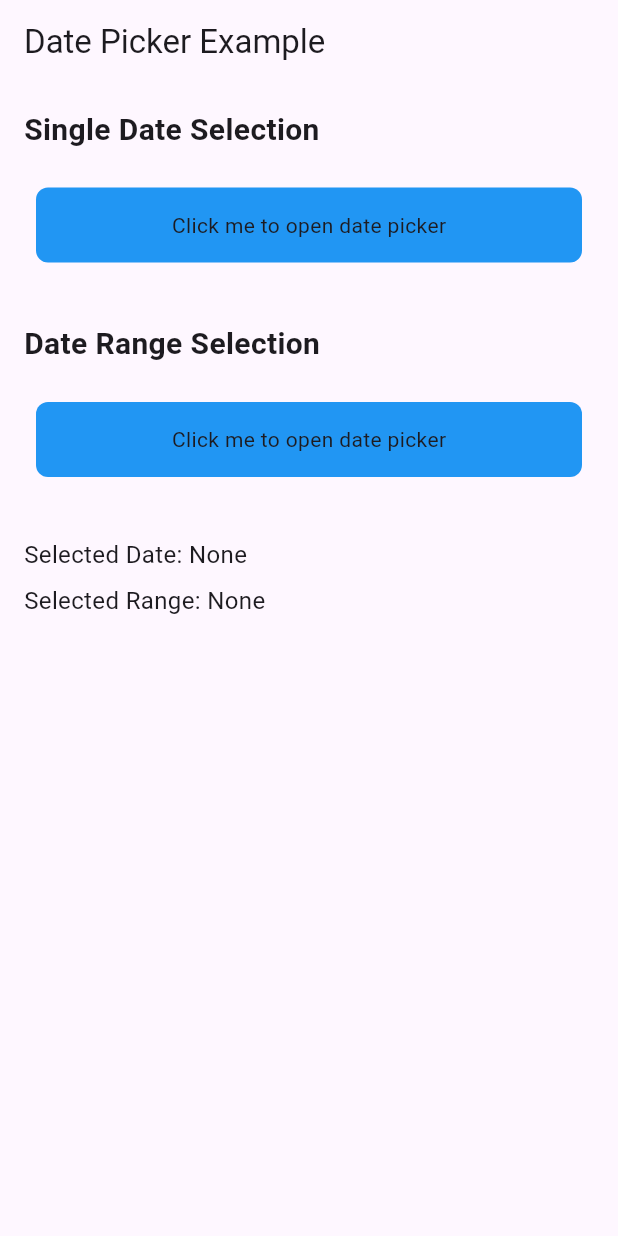
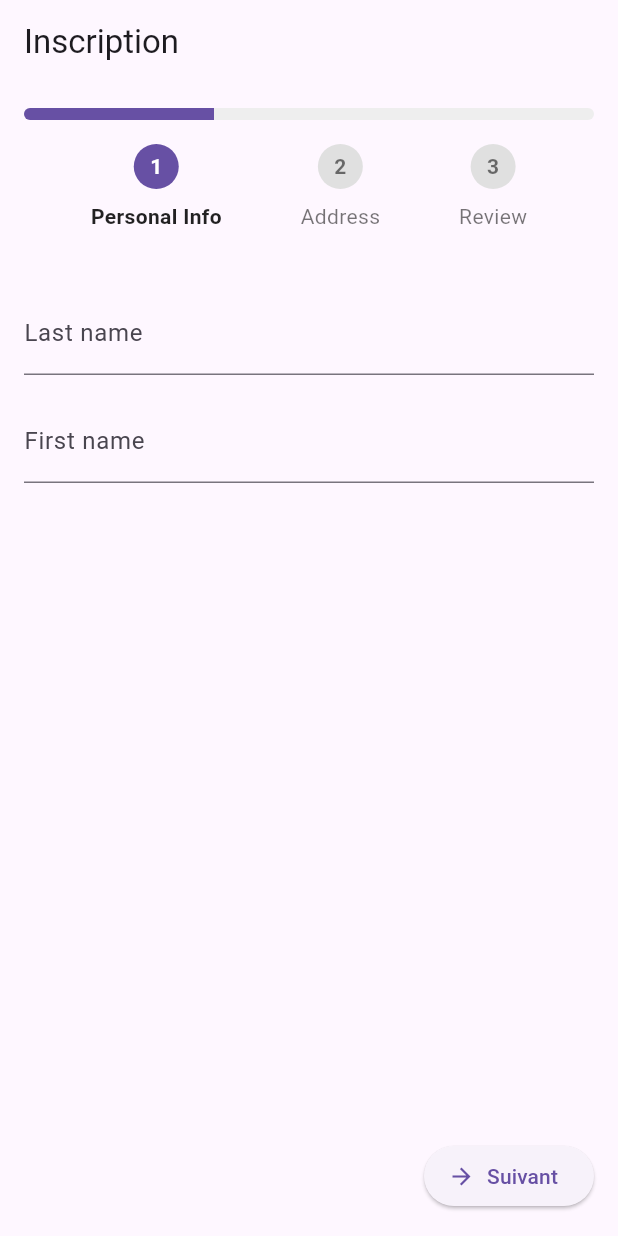
Before and after one commit to maeltoukap/flui_kit_package, a Flutter app: the screen it shows after launch, on a phone screen of 412 x 824 dp. Run offline on Flutter 3.47's test engine with Material 3 defaults, Android fonts, the phone set to English and light mode, and no system bars; our stand-ins replace plugin_platform_interface, web.

Commit message:
Implement multiform step component

````diff
--- /dev/null
+++ b/example/lib/components/multi_stepper_example.dart
@@ -0,0 +1,169 @@
+// Exemple d'utilisation
+import 'package:flui_kit/flui_kit.dart';
+import 'package:flutter/foundation.dart';
+import 'package:flutter/material.dart';
+
+class MultiStepperExample extends StatefulWidget {
+  MultiStepperExample({super.key});
+
+  @override
+  State<MultiStepperExample> createState() => _MultiStepperExampleState();
+}
+
+class _MultiStepperExampleState extends State<MultiStepperExample> {
+  late MultiFormStepperController _controller;
+
+  @override
+  void initState() {
+    _controller = MultiFormStepperController(
+      steps: [
+        FormStep(
+          title: 'Personal Info',
+          content: _buildPersonalInfoStep(),
+          formKey: _step1Key,
+        ),
+        FormStep(
+          title: 'Address',
+          content: _buildContactStep(),
+          formKey: _step2Key,
+        ),
+        FormStep(
+          title: 'Review',
+          content: _buildSummaryStep(),
+          formKey: _step3Key,
+        ),
+      ],
+    );
+    super.initState();
+  }
+
+  final _step1Key = GlobalKey<FormState>();
+
+  final _step2Key = GlobalKey<FormState>();
+
+  final _step3Key = GlobalKey<FormState>();
+
+  Widget _buildPersonalInfoStep() {
+    return Form(
+      key: _step1Key,
+      child: ListView(
+        padding: const EdgeInsets.all(16),
+        children: [
+          TextFormField(
+            decoration: const InputDecoration(labelText: 'Last name'),
+            validator: (value) {
+              if (value?.isEmpty ?? true) {
+                return 'Please enter your last name';
+              }
+              return null;
+            },
+          ),
+          const SizedBox(height: 16),
+          TextFormField(
+            decoration: const InputDecoration(labelText: 'First name'),
+            validator: (value) {
+              if (value?.isEmpty ?? true) {
+                return 'Please enter your first name';
+              }
+              return null;
+            },
+          ),
+        ],
+      ),
+    );
+  }
+
+  Widget _buildContactStep() {
+    return Form(
+      key: _step2Key,
+      child: ListView(
+        padding: const EdgeInsets.all(16),
+        children: [
+          TextFormField(
+            decoration: const InputDecoration(labelText: 'Email address'),
+            validator: (value) {
+              if (value?.isEmpty ?? true) {
+                return 'Please enter your email';
+              }
+              return null;
+            },
+          ),
+          const SizedBox(height: 16),
+          TextFormField(
+            decoration: const InputDecoration(labelText: 'Phone number'),
+            validator: (value) {
+              if (value?.isEmpty ?? true) {
+                return 'Please enter your phone number';
+              }
+              return null;
+            },
+          ),
+        ],
+      ),
+    );
+  }
+
+  Widget _buildSummaryStep() {
+    return Form(
+      key: _step3Key,
+      child: const Center(
+        child: Text('Please check your information before validating'),
+      ),
+    );
+  }
+
+  @override
+  Widget build(BuildContext context) {
+    return Scaffold(
+      appBar: AppBar(
+        title: const Text('Inscription'),
+      ),
+      body: MultiFormStep(
+        controller: MultiFormStepperController(
+          steps: [
+            FormStep(
+              title: 'Personal Info',
+              content: _buildPersonalInfoStep(),
+              formKey: _step1Key,
+            ),
+            FormStep(
+              title: 'Address',
+              content: _buildContactStep(),
+              formKey: _step2Key,
+            ),
+            FormStep(
+              title: 'Review',
+              content: _buildSummaryStep(),
+              formKey: _step3Key,
+            ),
+          ],
+        ),
+        navigationConfig: FormNavigationConfig(
+          // Builder pattern pour les boutons personnalisés
+          previousButtonBuilder: (onPressed) => OutlinedButton.icon(
+            onPressed: onPressed, // Utilise le callback fourni
+            icon: const Icon(Icons.arrow_back),
+            label: const Text('Retour'),
+          ),
+          nextButtonBuilder: (onPressed) => ElevatedButton.icon(
+            onPressed: onPressed, // Utilise le callback fourni
+            icon: const Icon(Icons.arrow_forward),
+            label: const Text('Suivant'),
+          ),
+          completeButtonBuilder: (onPressed) => FilledButton.icon(
+            onPressed: onPressed, // Utilise le callback fourni
+            icon: const Icon(Icons.check),
+            label: const Text('Terminer'),
+          ),
+          showNavigationOnLastStep: true,
+          showPreviousButtonOnLastStep: false,
+        ),
+        onCompleted: () {
+          if (kDebugMode) {
+            print('Form completed!');
+          }
+        },
+      ),
+    );
+  }
+}
--- a/example/lib/main.dart
+++ b/example/lib/main.dart
@@ -1,7 +1,8 @@
 import 'package:flutter/material.dart';
 
 // import 'components/accordion_example.dart';
-import 'components/date_picker_example.dart';
+// import 'components/date_picker_example.dart';
+import 'components/multi_stepper_example.dart';
 
 void main() {
   runApp(const MyApp());
@@ -12,8 +13,8 @@ class MyApp extends StatelessWidget {
 
   @override
   Widget build(BuildContext context) {
-    return const MaterialApp(
-      home: DatePickerExample(),
+    return  MaterialApp(
+      home: MultiStepperExample(),
     );
   }
 }
--- a/lib/flui_kit.dart
+++ b/lib/flui_kit.dart
@@ -2,3 +2,6 @@ export 'src/widgets/plan_switcher.dart';
 export 'src/widgets/accordion.dart';
 export 'src/widgets/date_picker/date_picker_exports.dart';
 export 'src/widgets/tag_selector.dart';
+
+// MultiStepper
+export 'src/multi_stepper/multi_form_stepper_exports.dart';
--- /dev/null
+++ b/lib/src/multi_stepper/controllers/multi_form_stepper_controller.dart
@@ -0,0 +1,54 @@
+// form_wizard_controller.dart
+import 'package:flutter/material.dart';
+
+import '../models/stepper.dart';
+
+class MultiFormStepperController extends ChangeNotifier {
+  int _currentStep = 0;
+  List<FormStep> steps;
+
+  MultiFormStepperController({required this.steps});
+
+  int get currentStep => _currentStep;
+  int get totalSteps => steps.length;
+  bool get isFirstStep => _currentStep == 0;
+  bool get isLastStep => _currentStep == steps.length - 1;
+  double get progress => (_currentStep + 1) / steps.length;
+
+  void goToStep(int step) {
+    if (step >= 0 && step < steps.length) {
+      _currentStep = step;
+      notifyListeners();
+    }
+  }
+
+  bool nextStep() {
+    final currentFormKey = steps[_currentStep].formKey;
+    if (currentFormKey.currentState?.validate() ?? false) {
+      if (!isLastStep) {
+        steps[_currentStep].isCompleted = true;
+        _currentStep++;
+        notifyListeners();
+        return true;
+      }
+    }
+    return false;
+  }
+
+  bool previousStep() {
+    if (!isFirstStep) {
+      _currentStep--;
+      notifyListeners();
+      return true;
+    }
+    return false;
+  }
+
+  void reset() {
+    _currentStep = 0;
+    for (var step in steps) {
+      step.isCompleted = false;
+    }
+    notifyListeners();
+  }
+}
--- /dev/null
+++ b/lib/src/multi_stepper/models/stepper.dart
@@ -0,0 +1,16 @@
+// form_step.dart
+import 'package:flutter/material.dart';
+
+class FormStep {
+  final String title;
+  final Widget content;
+  final GlobalKey<FormState> formKey;
+  bool isCompleted;
+
+  FormStep({
+    required this.title,
+    required this.content,
+    required this.formKey,
+    this.isCompleted = false,
+  });
+}
--- /dev/null
+++ b/lib/src/multi_stepper/multi_form_stepper.dart
@@ -0,0 +1,448 @@
+// multi_step_form.dart
+import 'package:flutter/material.dart';
+
+import 'controllers/multi_form_stepper_controller.dart';
+
+// stepper_position.dart
+enum StepperPosition {
+  /// Stepper is positioned at the top of the form
+  top,
+
+  /// Stepper is positioned at the bottom of the form
+  bottom,
+
+  /// Stepper is positioned at the left of the form
+  left,
+
+  /// Stepper is positioned at the right of the form
+  right
+}
+
+// stepper_theme.dart
+class StepperTheme {
+  /// Color of the progress indicator and active step
+  final Color? activeColor;
+
+  /// Color of completed steps
+  final Color? completedColor;
+
+  /// Background color of the progress indicator
+  final Color? backgroundColor;
+
+  /// Color of inactive steps
+  final Color? inactiveColor;
+
+  /// Text style for step titles
+  final TextStyle? stepTitleStyle;
+
+  /// Text style for active step title
+  final TextStyle? activeStepTitleStyle;
+
+  /// Text style for completed step title
+  final TextStyle? completedStepTitleStyle;
+
+  /// Size of step indicators
+  final double stepSize;
+
+  /// Thickness of the progress indicator
+  final double progressThickness;
+
+  /// Gap between step indicator and title
+  final double labelGap;
+
+  /// Spacing between steps
+  final double stepSpacing;
+
+  /// Border radius of the progress indicator
+  final double progressBorderRadius;
+
+  const StepperTheme({
+    this.activeColor,
+    this.completedColor,
+    this.backgroundColor,
+    this.inactiveColor,
+    this.stepTitleStyle,
+    this.activeStepTitleStyle,
+    this.completedStepTitleStyle,
+    this.stepSize = 30,
+    this.progressThickness = 8,
+    this.labelGap = 8,
+    this.stepSpacing = 16,
+    this.progressBorderRadius = 8,
+  });
+}
+
+/// A customizable multi-step form widget with configurable stepper position and styling.
+///
+/// This widget provides a form wizard interface with:
+/// * Configurable stepper position (top, right, bottom, left)
+/// * Customizable styling through [StepperTheme]
+/// * Progress tracking
+/// * Step validation
+/// * Navigation controls
+///
+/// Example usage:
+/// ```dart
+/// MultiStepForm(
+///   controller: FormWizardController(steps: [
+///     FormStep(
+///       title: 'Personal Info',
+///       content: PersonalInfoForm(),
+///       formKey: GlobalKey<FormState>(),
+///     ),
+///     FormStep(
+///       title: 'Address',
+///       content: AddressForm(),
+///       formKey: GlobalKey<FormState>(),
+///     ),
+///   ]),
+///   stepperPosition: StepperPosition.left,
+///   theme: StepperTheme(
+///     activeColor: Colors.blue,
+///     completedColor: Colors.green,
+///   ),
+///   onCompleted: () {
+///     print('Form completed!');
+///   },
+/// )
+/// ```
+/// Configuration for form navigation buttons
+// Modification de la classe FormNavigationConfig pour inclure les callbacks
+class FormNavigationConfig {
+  /// Custom widget for the "Previous" button
+  final Widget Function(VoidCallback onPressed)? previousButtonBuilder;
+
+  /// Custom widget for the "Next" button
+  final Widget Function(VoidCallback onPressed)? nextButtonBuilder;
+
+  /// Custom widget for the "Complete" button
+  final Widget Function(VoidCallback onPressed)? completeButtonBuilder;
+
+  /// Whether to show navigation buttons on the last step
+  final bool showNavigationOnLastStep;
+
+  /// Whether to show the previous button on the last step
+  final bool showPreviousButtonOnLastStep;
+
+  const FormNavigationConfig({
+    this.previousButtonBuilder,
+    this.nextButtonBuilder,
+    this.completeButtonBuilder,
+    this.showNavigationOnLastStep = true,
+    this.showPreviousButtonOnLastStep = true,
+  });
+}
+
+class MultiFormStep extends StatefulWidget {
+  /// Controller managing the form state and navigation
+  final MultiFormStepperController controller;
+
+  /// Callback fired when the form is completed
+  final Function()? onCompleted;
+
+  /// Custom builder for step content
+  final Widget Function(BuildContext, int)? stepBuilder;
+
+  /// Position of the stepper relative to the form content
+  final StepperPosition stepperPosition;
+
+  /// Theme configuration for the stepper
+  final StepperTheme theme;
+
+  /// Padding around the form content
+  final EdgeInsets? contentPadding;
+
+  /// Navigation buttons configuration
+  final FormNavigationConfig navigationConfig;
+
+  /// Default labels for navigation buttons (used if custom buttons not provided)
+  final String previousLabel;
+  final String nextLabel;
+  final String completeLabel;
+
+  /// Animation duration for page transitions
+  final Duration animationDuration;
+
+  /// Animation curve for page transitions
+  final Curve animationCurve;
+
+  const MultiFormStep({
+    Key? key,
+    required this.controller,
+    this.onCompleted,
+    this.stepBuilder,
+    this.stepperPosition = StepperPosition.top,
+    this.theme = const StepperTheme(),
+    this.contentPadding,
+    this.navigationConfig = const FormNavigationConfig(),
+    this.previousLabel = 'Previous',
+    this.nextLabel = 'Next',
+    this.completeLabel = 'Complete',
+    this.animationDuration = const Duration(milliseconds: 300),
+    this.animationCurve = Curves.easeInOut,
+  }) : super(key: key);
+
+  @override
+  _MultiFormStepState createState() => _MultiFormStepState();
+}
+
+class _MultiFormStepState extends State<MultiFormStep> {
+  late PageController _pageController;
+
+  @override
+  void initState() {
+    super.initState();
+    _pageController =
+        PageController(initialPage: widget.controller.currentStep);
+    widget.controller.addListener(_onControllerChanged);
+  }
+
+  @override
+  void dispose() {
+    _pageController.dispose();
+    widget.controller.removeListener(_onControllerChanged);
+    super.dispose();
+  }
+
+  void _onControllerChanged() {
+    if (_pageController.page?.round() != widget.controller.currentStep) {
+      _pageController.animateToPage(
+        widget.controller.currentStep,
+        duration: widget.animationDuration,
+        curve: widget.animationCurve,
+      );
+      setState(() {});
+    }
+  }
+
+  Widget _buildStepper() {
+    return LayoutBuilder(
+      builder: (context, constraints) {
+        final isHorizontal = widget.stepperPosition == StepperPosition.top ||
+            widget.stepperPosition == StepperPosition.bottom;
+
+        return Column(
+          mainAxisSize: MainAxisSize.min,
+          children: [
+            if (isHorizontal) ...[
+              ClipRRect(
+                borderRadius:
+                    BorderRadius.circular(widget.theme.progressBorderRadius),
+                child: LinearProgressIndicator(
+                  value: widget.controller.progress,
+                  backgroundColor:
+                      widget.theme.backgroundColor ?? Colors.grey[200],
+                  valueColor: AlwaysStoppedAnimation<Color>(
+                    widget.theme.activeColor ?? Theme.of(context).primaryColor,
+                  ),
+                  minHeight: widget.theme.progressThickness,
+                ),
+              ),
+              SizedBox(height: widget.theme.labelGap),
+            ],
+            Flex(
+              direction: isHorizontal ? Axis.horizontal : Axis.vertical,
+              mainAxisAlignment: MainAxisAlignment.spaceEvenly,
+              children: List.generate(
+                widget.controller.totalSteps,
+                (index) => _buildStepIndicator(index),
+              ),
+            ),
+          ],
+        );
+      },
+    );
+  }
+
+  Widget _buildStepIndicator(int index) {
+    final isCurrentStep = index == widget.controller.currentStep;
+    final isCompleted = widget.controller.steps[index].isCompleted;
+
+    final title = widget.controller.steps[index].title;
+    final TextStyle titleStyle;
+    if (isCurrentStep) {
+      titleStyle = widget.theme.activeStepTitleStyle ??
+          widget.theme.stepTitleStyle?.copyWith(
+            fontWeight: FontWeight.bold,
+            color: Colors.black87,
+          ) ??
+          const TextStyle(
+            fontWeight: FontWeight.bold,
+            color: Colors.black87,
+          );
+    } else if (isCompleted) {
+      titleStyle = widget.theme.completedStepTitleStyle ??
+          widget.theme.stepTitleStyle?.copyWith(
+            color: widget.theme.completedColor ?? Colors.green,
+          ) ??
+          TextStyle(
+            color: widget.theme.completedColor ?? Colors.green,
+          );
+    } else {
+      titleStyle = widget.theme.stepTitleStyle ??
+          const TextStyle(
+            color: Colors.black54,
+          );
+    }
+
+    final isHorizontal = widget.stepperPosition == StepperPosition.top ||
+        widget.stepperPosition == StepperPosition.bottom;
+
+    return Padding(
+      padding: EdgeInsets.all(widget.theme.stepSpacing / 2),
+      child: Flex(
+        direction: isHorizontal ? Axis.vertical : Axis.horizontal,
+        mainAxisSize: MainAxisSize.min,
+        children: [
+          Container(
+            width: widget.theme.stepSize,
+            height: widget.theme.stepSize,
+            decoration: BoxDecoration(
+              shape: BoxShape.circle,
+              color: isCurrentStep
+                  ? widget.theme.activeColor ?? Theme.of(context).primaryColor
+                  : isCompleted
+                      ? widget.theme.completedColor ?? Colors.green
+                      : widget.theme.inactiveColor ?? Colors.grey[300],
+            ),
+            child: Center(
+              child: isCompleted
+                  ? Icon(
+                      Icons.check,
+                      color: Colors.white,
+                      size: widget.theme.stepSize * 0.6,
+                    )
+                  : Text(
+                      '${index + 1}',
+                      style: TextStyle(
+                        color: isCurrentStep ? Colors.white : Colors.black54,
+                        fontWeight: FontWeight.bold,
+                      ),
+                    ),
+            ),
+          ),
+          SizedBox(
+            width: isHorizontal ? 0 : widget.theme.labelGap,
+            height: isHorizontal ? widget.theme.labelGap : 0,
+          ),
+          Text(title, style: titleStyle),
+        ],
+      ),
+    );
+  }
+
+  void _handleNextStep() {
+    if (widget.controller.isLastStep) {
+      final lastFormKey = widget.controller.steps.last.formKey;
+      if (lastFormKey.currentState?.validate() ?? false) {
+        widget.onCompleted?.call();
+      }
+    } else {
+      widget.controller.nextStep();
+    }
+  }
+
+  Widget _buildNavigationButtons() {
+    // Don't show navigation on last step if configured not to
+    if (widget.controller.isLastStep &&
+        !widget.navigationConfig.showNavigationOnLastStep) {
+      return const SizedBox.shrink();
+    }
+
+    return Row(
+      mainAxisAlignment: MainAxisAlignment.spaceBetween,
+      children: [
+        // Previous button
+        if (!widget.controller.isFirstStep &&
+            (!widget.controller.isLastStep ||
+                widget.navigationConfig.showPreviousButtonOnLastStep))
+          widget.navigationConfig.previousButtonBuilder?.call(
+                widget.controller.previousStep,
+              ) ??
+              TextButton(
+                onPressed: widget.controller.previousStep,
+                child: Text(widget.previousLabel),
+              )
+        else
+          const SizedBox(width: 80),
+
+        // Next/Complete button
+        if (widget.controller.isLastStep)
+          widget.navigationConfig.completeButtonBuilder?.call(
+                _handleNextStep,
+              ) ??
+              ElevatedButton(
+                onPressed: _handleNextStep,
+                child: Text(widget.completeLabel),
+              )
+        else
+          widget.navigationConfig.nextButtonBuilder?.call(
+                _handleNextStep,
+              ) ??
+              ElevatedButton(
+                onPressed: _handleNextStep,
+                child: Text(widget.nextLabel),
+              ),
+      ],
+    );
+  }
+
+  @override
+  Widget build(BuildContext context) {
+    final content = Column(
+      children: [
+        Expanded(
+          child: PageView.builder(
+            controller: _pageController,
+            physics: const NeverScrollableScrollPhysics(),
+            itemCount: widget.controller.totalSteps,
+            onPageChanged: (index) {
+              if (widget.controller.currentStep != index) {
+                widget.controller.goToStep(index);
+              }
+            },
+            itemBuilder: (context, index) {
+              if (widget.stepBuilder != null) {
+                return widget.stepBuilder!(context, index);
+              }
+              return AnimatedSwitcher(
+                duration: widget.animationDuration,
+                child: widget.controller.steps[index].content,
+              );
+            },
+          ),
+        ),
+        Padding(
+          padding: widget.contentPadding ?? const EdgeInsets.all(16),
+          child: _buildNavigationButtons(),
+        ),
+      ],
+    );
+
+    final stepper = Padding(
+      padding: widget.contentPadding ?? const EdgeInsets.all(16),
+      child: _buildStepper(),
+    );
+
+    switch (widget.stepperPosition) {
+      case StepperPosition.top:
+        return Column(
+          children: [stepper, Expanded(child: content)],
+        );
+      case StepperPosition.bottom:
+        return Column(
+          children: [Expanded(child: content), stepper],
+        );
+      case StepperPosition.left:
+        return Row(
+          crossAxisAlignment: CrossAxisAlignment.start,
+          children: [stepper, Expanded(child: content)],
+        );
+      case StepperPosition.right:
+        return Row(
+          crossAxisAlignment: CrossAxisAlignment.start,
+          children: [Expanded(child: content), stepper],
+        );
+    }
+  }
+}
--- /dev/null
+++ b/lib/src/multi_stepper/multi_form_stepper_exports.dart
@@ -0,0 +1,3 @@
+export 'controllers/multi_form_stepper_controller.dart';
+export 'models/stepper.dart';
+export 'multi_form_stepper.dart';
````
